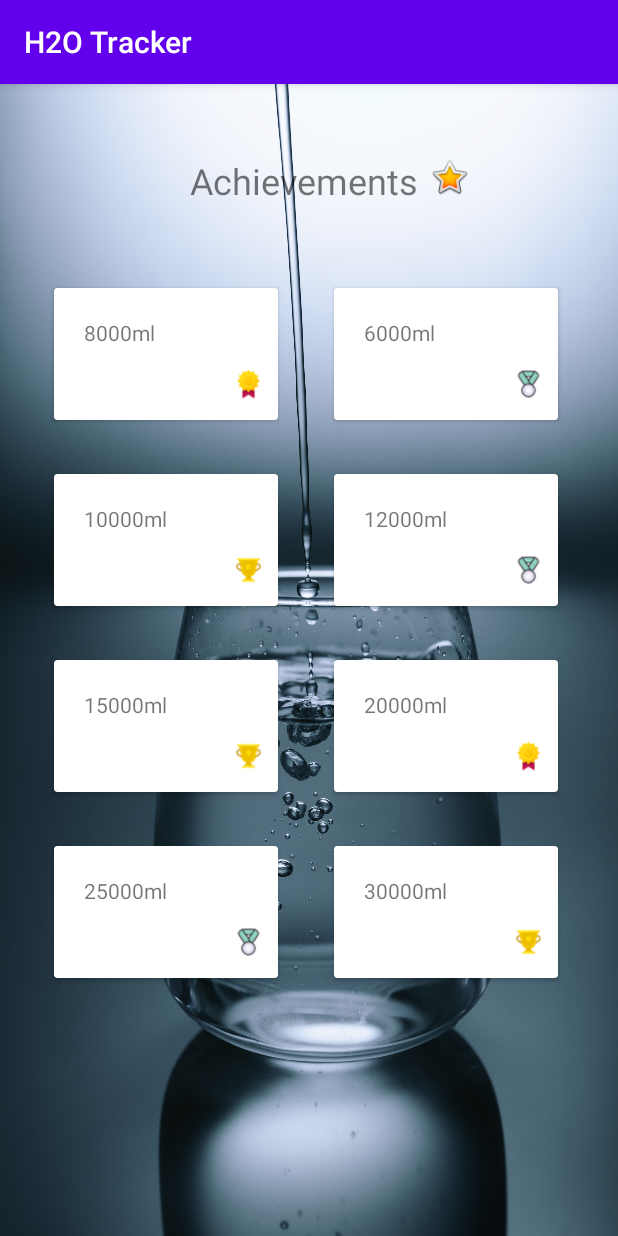
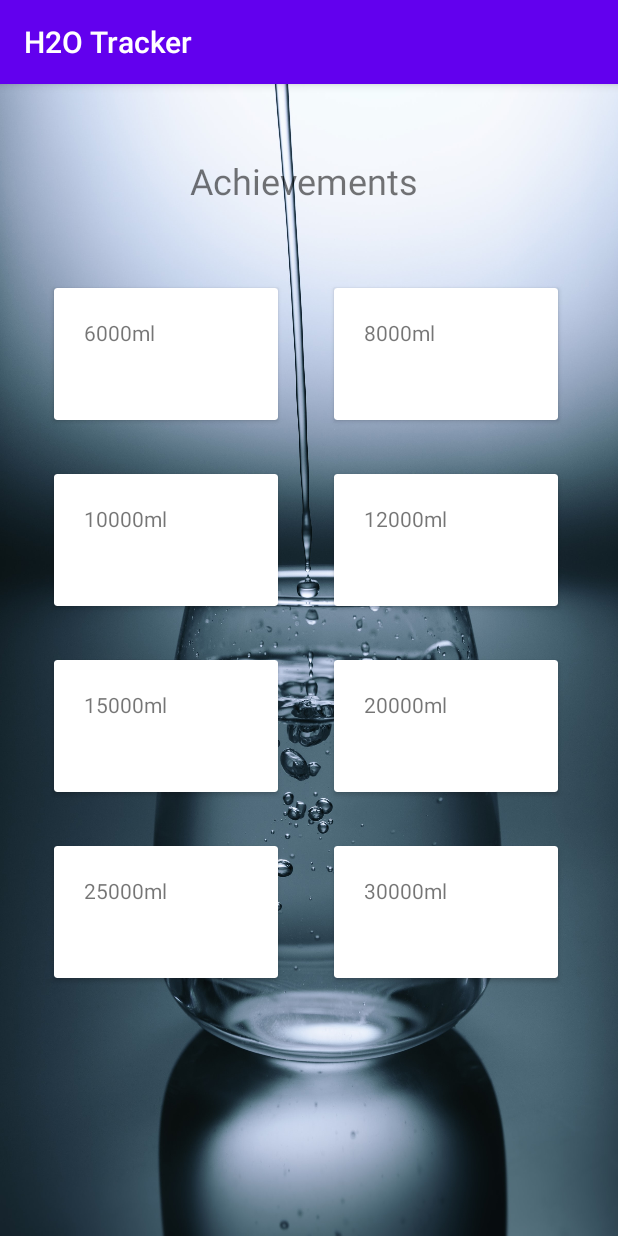
Before and after one commit to AmarvirSingh/H2oTracker, an Android app: the Achievements screen opened directly, with no data from a screen before it, on a phone screen of 412 x 824 dp. Run offline under Robolectric (Android 15) with nearby library versions, the phone set to English and light mode, and no system bars; our stand-ins replace Firebase (no records; nobody signed in at launch, a user with empty details on screens opened directly); 1 statement that could not run was skipped.

Commit message:
changes in Achievements.java

```diff
--- a/app/src/main/java/com/example/h2otracker/Achievements.java
+++ b/app/src/main/java/com/example/h2otracker/Achievements.java
@@ -2,13 +2,38 @@ package com.example.h2otracker;
 
 import androidx.appcompat.app.AppCompatActivity;
 
+import android.content.SharedPreferences;
 import android.os.Bundle;
+import android.widget.ImageView;
+
+import com.example.h2otracker.HelperClass.HelperClass;
 
 public class Achievements extends AppCompatActivity {
+    SharedPreferences sharedPreferencesWaterIntake;
+    HelperClass helperClass;
+    ImageView img6000;
+    ImageView img8000;
+    ImageView img10000;
+    ImageView img12000;
+    ImageView img15000;
+    ImageView img20000;
+    ImageView img25000;
+    ImageView img30000;
+
 
     @Override
     protected void onCreate(Bundle savedInstanceState) {
         super.onCreate(savedInstanceState);
         setContentView(R.layout.activity_achievements);
+        img6000 =findViewById(R.id.imageView6000);
+        img8000 = findViewById(R.id.imageView8000);
+        img10000 = findViewById(R.id.imageView10000);
+        img12000 = findViewById(R.id.imageView12000);
+        img15000 = findViewById(R.id.imageView15000);
+        img20000 = findViewById(R.id.imageView20000);
+        img25000 = findViewById(R.id.imageView25000);
+        img30000 = findViewById(R.id.imageView30000);
+        helperClass = new HelperClass(this);
+        calculateWaterDrinked();
     }
 }
--- a/app/src/main/res/layout/activity_achievements.xml
+++ b/app/src/main/res/layout/activity_achievements.xml
@@ -19,11 +19,13 @@
         app:layout_constraintStart_toStartOf="parent"
         app:layout_constraintTop_toTopOf="parent" />
 
-    <ImageView android:layout_gravity="center"
+    <ImageView
         android:id="@+id/imageView4"
         android:layout_width="30dp"
         android:layout_height="28dp"
+        android:layout_gravity="center"
         android:layout_marginTop="48dp"
+        android:visibility="gone"
         app:layout_constraintEnd_toEndOf="parent"
         app:layout_constraintHorizontal_bias="0.0"
         app:layout_constraintStart_toEndOf="@+id/textView"
@@ -38,26 +40,29 @@
         android:layout_marginEnd="40dp"
         android:layout_marginRight="40dp"
         app:layout_constraintEnd_toEndOf="parent"
-        app:layout_constraintTop_toBottomOf="@+id/textView"
-        >
+        app:layout_constraintTop_toBottomOf="@+id/textView">
+
         <LinearLayout
             android:layout_width="match_parent"
             android:layout_height="match_parent"
             android:orientation="horizontal">
+
             <TextView
                 android:layout_width="wrap_content"
                 android:layout_height="wrap_content"
-                android:text="6000ml"
-                android:textFontWeight="800"
+                android:width="120dp"
                 android:padding="20dp"
-                android:width="120dp"
-                />
-            <ImageView android:layout_gravity="center"
-                android:id="@+id/imageView7"
+                android:text="8000ml"
+                android:textFontWeight="800" />
+
+            <ImageView
+                android:id="@+id/imageView8000"
                 android:layout_width="wrap_content"
                 android:layout_height="wrap_content"
+                android:layout_gravity="center"
                 android:layout_marginTop="20dp"
                 android:layout_marginRight="10dp"
+                android:visibility="gone"
                 app:srcCompat="@drawable/medal" />
         </LinearLayout>
 
@@ -71,27 +76,30 @@
         android:layout_marginLeft="36dp"
         android:layout_marginTop="60dp"
         app:layout_constraintStart_toStartOf="parent"
-        app:layout_constraintTop_toBottomOf="@+id/textView" >
+        app:layout_constraintTop_toBottomOf="@+id/textView">
+
         <LinearLayout
             android:layout_width="match_parent"
             android:layout_height="match_parent"
             android:orientation="horizontal">
+
             <TextView
                 android:id="@+id/text3"
                 android:layout_width="wrap_content"
                 android:layout_height="wrap_content"
-                android:text="8000ml"
-                android:textFontWeight="700"
+                android:width="120dp"
                 android:padding="20dp"
-                android:width="120dp"
-                />
-            <ImageView android:layout_gravity="center"
-                android:id="@+id/imageView71"
+                android:text="6000ml"
+                android:textFontWeight="700" />
+
+            <ImageView
+                android:id="@+id/imageView6000"
                 android:layout_width="wrap_content"
                 android:layout_height="wrap_content"
-
+                android:layout_gravity="center"
                 android:layout_marginTop="20dp"
                 android:layout_marginRight="10dp"
+                android:visibility="gone"
                 app:srcCompat="@drawable/prize" />
         </LinearLayout>
     </androidx.cardview.widget.CardView>
@@ -105,26 +113,30 @@
         android:layout_marginTop="36dp"
         app:layout_constraintStart_toStartOf="parent"
         app:layout_constraintTop_toBottomOf="@+id/cardView1">
+
         <LinearLayout
             android:layout_width="match_parent"
             android:layout_height="match_parent"
             android:orientation="horizontal">
+
             <TextView
+                android:id="@+id/text4"
                 android:layout_width="wrap_content"
                 android:layout_height="wrap_content"
-                android:id="@+id/text4"
+                android:width="120dp"
+                android:padding="20dp"
                 android:text="10000ml"
-                android:textFontWeight="700"
-                android:padding="20dp"
-                android:width="120dp"
-                />
-            <ImageView android:layout_gravity="center"
-                android:id="@+id/imageView17"
+                android:textFontWeight="700" />
+
+            <ImageView
+                android:id="@+id/imageView10000"
                 android:layout_width="wrap_content"
                 android:layout_height="wrap_content"
+                android:layout_gravity="center"
+                android:layout_marginTop="20dp"
 
-                android:layout_marginTop="20dp"
                 android:layout_marginRight="10dp"
+                android:visibility="gone"
                 app:srcCompat="@drawable/trophy" />
         </LinearLayout>
     </androidx.cardview.widget.CardView>
@@ -137,27 +149,31 @@
         android:layout_marginEnd="40dp"
         android:layout_marginRight="40dp"
         app:layout_constraintEnd_toEndOf="parent"
-        app:layout_constraintTop_toBottomOf="@+id/cardView" >
+        app:layout_constraintTop_toBottomOf="@+id/cardView">
+
         <LinearLayout
             android:layout_width="match_parent"
             android:layout_height="match_parent"
             android:orientation="horizontal">
+
             <TextView
                 android:id="@+id/text5"
                 android:layout_width="wrap_content"
                 android:layout_height="wrap_content"
+                android:width="120dp"
+                android:padding="20dp"
                 android:text="12000ml"
-                android:textFontWeight="700"
-                android:padding="20dp"
-                android:width="120dp"
-                />
-            <ImageView android:layout_gravity="center"
-                android:id="@+id/imageView13"
+                android:textFontWeight="700" />
+
+            <ImageView
+                android:id="@+id/imageView12000"
                 android:layout_width="wrap_content"
                 android:layout_height="wrap_content"
+                android:layout_gravity="center"
+                android:layout_marginTop="20dp"
 
-                android:layout_marginTop="20dp"
                 android:layout_marginRight="10dp"
+                android:visibility="gone"
                 app:srcCompat="@drawable/medal" />
         </LinearLayout>
     </androidx.cardview.widget.CardView>
@@ -170,29 +186,34 @@
         android:layout_marginLeft="36dp"
         android:layout_marginTop="36dp"
         app:layout_constraintStart_toStartOf="parent"
-        app:layout_constraintTop_toBottomOf="@+id/cardView3" >
+        app:layout_constraintTop_toBottomOf="@+id/cardView3">
+
         <LinearLayout
             android:layout_width="match_parent"
             android:layout_height="match_parent"
             android:orientation="horizontal">
+
             <TextView
                 android:id="@+id/text6"
                 android:layout_width="wrap_content"
                 android:layout_height="wrap_content"
+                android:width="120dp"
+                android:padding="20dp"
                 android:text="15000ml"
-                android:textFontWeight="700"
-                android:padding="20dp"
-                android:width="120dp"
-                />
-            <ImageView android:layout_gravity="center"
-                android:id="@+id/imageView14"
+                android:textFontWeight="700" />
+
+            <ImageView
+                android:id="@+id/imageView15000"
                 android:layout_width="wrap_content"
                 android:layout_height="wrap_content"
+                android:layout_gravity="center"
+                android:layout_marginTop="20dp"
 
-                android:layout_marginTop="20dp"
                 android:layout_marginRight="10dp"
+                android:visibility="gone"
                 app:srcCompat="@drawable/trophy" />
-        </LinearLayout></androidx.cardview.widget.CardView>
+        </LinearLayout>
+    </androidx.cardview.widget.CardView>
 
     <androidx.cardview.widget.CardView
         android:id="@+id/cardView6"
@@ -202,27 +223,30 @@
         android:layout_marginEnd="40dp"
         android:layout_marginRight="40dp"
         app:layout_constraintEnd_toEndOf="parent"
-        app:layout_constraintTop_toBottomOf="@+id/cardView2" >
+        app:layout_constraintTop_toBottomOf="@+id/cardView2">
+
         <LinearLayout
             android:layout_width="match_parent"
             android:layout_height="match_parent"
             android:orientation="horizontal">
+
             <TextView
                 android:id="@+id/text7"
                 android:layout_width="wrap_content"
                 android:layout_height="wrap_content"
+                android:width="120dp"
+                android:padding="20dp"
                 android:text="20000ml"
-                android:textFontWeight="700"
-                android:padding="20dp"
-                android:width="120dp"
-                />
-            <ImageView android:layout_gravity="center"
-                android:id="@+id/imageView99"
+                android:textFontWeight="700" />
+
+            <ImageView
+                android:id="@+id/imageView20000"
                 android:layout_width="wrap_content"
                 android:layout_height="wrap_content"
-
+                android:layout_gravity="center"
                 android:layout_marginTop="20dp"
                 android:layout_marginRight="10dp"
+                android:visibility="gone"
                 app:srcCompat="@drawable/prize" />
         </LinearLayout>
     </androidx.cardview.widget.CardView>
@@ -235,27 +259,31 @@
         android:layout_marginLeft="36dp"
         android:layout_marginTop="36dp"
         app:layout_constraintStart_toStartOf="parent"
-        app:layout_constraintTop_toBottomOf="@+id/cardView4" >
+        app:layout_constraintTop_toBottomOf="@+id/cardView4">
+
         <LinearLayout
             android:layout_width="match_parent"
             android:layout_height="match_parent"
             android:orientation="horizontal">
+
             <TextView
                 android:id="@+id/text8"
                 android:layout_width="wrap_content"
                 android:layout_height="wrap_content"
+                android:width="120dp"
+                android:padding="20dp"
                 android:text="25000ml"
-                android:textFontWeight="700"
-                android:padding="20dp"
-                android:width="120dp"
-                />
-            <ImageView android:layout_gravity="center"
-                android:id="@+id/imageView743"
+                android:textFontWeight="700" />
+
+            <ImageView
+                android:id="@+id/imageView25000"
                 android:layout_width="wrap_content"
                 android:layout_height="wrap_content"
+                android:layout_gravity="center"
+                android:layout_marginTop="20dp"
 
-                android:layout_marginTop="20dp"
                 android:layout_marginRight="10dp"
+                android:visibility="gone"
                 app:srcCompat="@drawable/medal" />
         </LinearLayout>
     </androidx.cardview.widget.CardView>
@@ -268,27 +296,30 @@
         android:layout_marginEnd="40dp"
         android:layout_marginRight="40dp"
         app:layout_constraintEnd_toEndOf="parent"
-        app:layout_constraintTop_toBottomOf="@+id/cardView6" >
+        app:layout_constraintTop_toBottomOf="@+id/cardView6">
+
         <LinearLayout
             android:layout_width="match_parent"
             android:layout_height="match_parent"
             android:orientation="horizontal">
+
             <TextView
                 android:id="@+id/text9"
                 android:layout_width="wrap_content"
                 android:layout_height="wrap_content"
+                android:width="120dp"
+                android:padding="20dp"
                 android:text="30000ml"
-                android:textFontWeight="700"
-                android:padding="20dp"
-                android:width="120dp"
-                />
-            <ImageView android:layout_gravity="center"
-                android:id="@+id/imageView127"
+                android:textFontWeight="700" />
+
+            <ImageView
+                android:id="@+id/imageView30000"
                 android:layout_width="wrap_content"
                 android:layout_height="wrap_content"
-
+                android:layout_gravity="center"
                 android:layout_marginTop="20dp"
                 android:layout_marginRight="10dp"
+                android:visibility="gone"
                 app:srcCompat="@drawable/trophy" />
         </LinearLayout>
     </androidx.cardview.widget.CardView>
```
